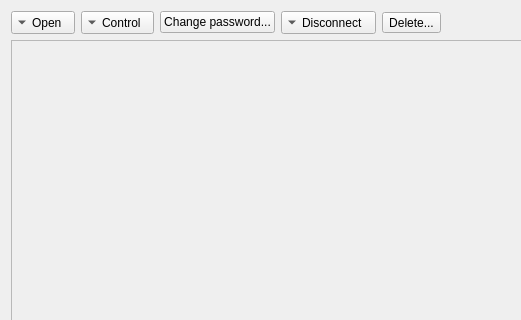
KDE/kwalletmanager, file src/manager/walletcontrolwidget.ui: the form before one commit; both pictures show x 0 to 521 and y 0 to 320 of the 881 by 512 pixel window.
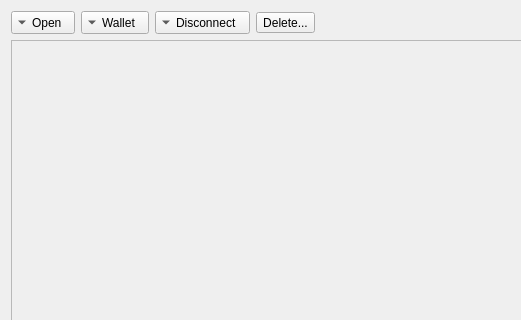
The form after the commit. Icons and pictures are not drawn.

Commit message:
The wallet control menu now shows
This menu is composed of the actions that belonged to the old
wallet editor main window

Patch:
```diff
--- a/src/manager/walletcontrolwidget.ui
+++ b/src/manager/walletcontrolwidget.ui
@@ -35,7 +35,13 @@
      <item>
       <widget class="QToolButton" name="_control">
        <property name="text">
-        <string>Control</string>
+        <string>Wallet</string>
+       </property>
+       <property name="icon">
+        <iconset theme="wallet-open"/>
+       </property>
+       <property name="checkable">
+        <bool>true</bool>
        </property>
        <property name="toolButtonStyle">
         <enum>Qt::ToolButtonTextBesideIcon</enum>
@@ -45,16 +51,6 @@
        </property>
       </widget>
      </item>
-     <item>
-      <widget class="QPushButton" name="_changePassword">
-       <property name="text">
-        <string>Change password...</string>
-       </property>
-       <property name="flat">
-        <bool>false</bool>
-       </property>
-      </widget>
-     </item>
      <item>
       <widget class="QToolButton" name="_disconnect">
        <property name="text">
```
Left out of the diff: 48 changed lines with no effect on the pictures. The commit also changes 4 other files.
